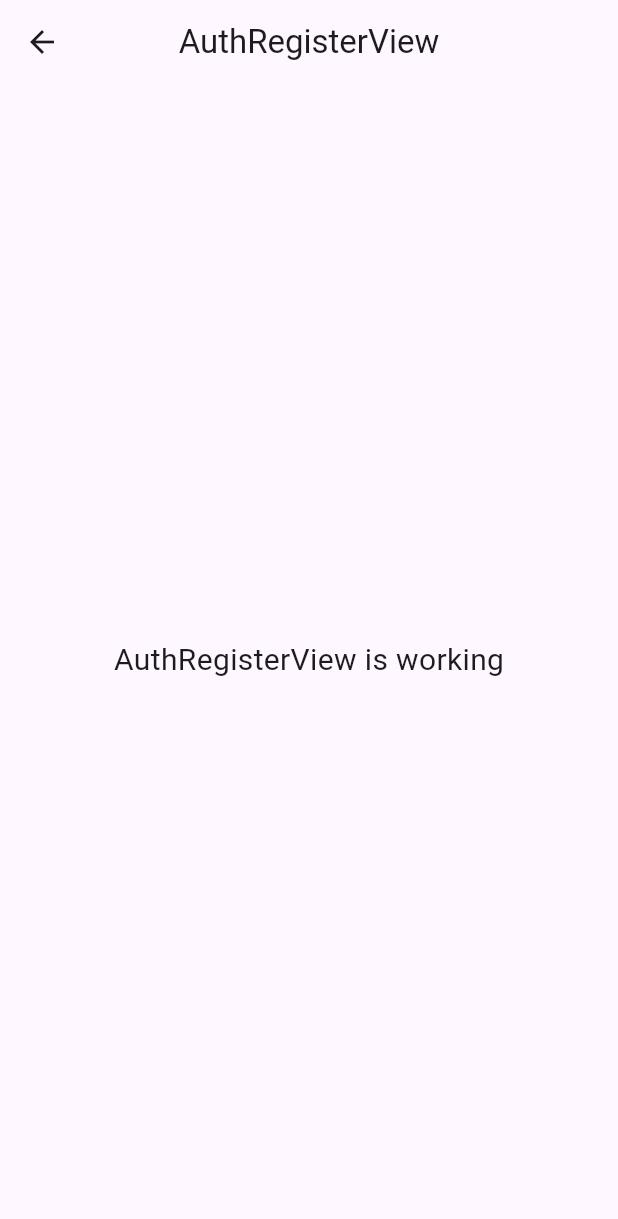
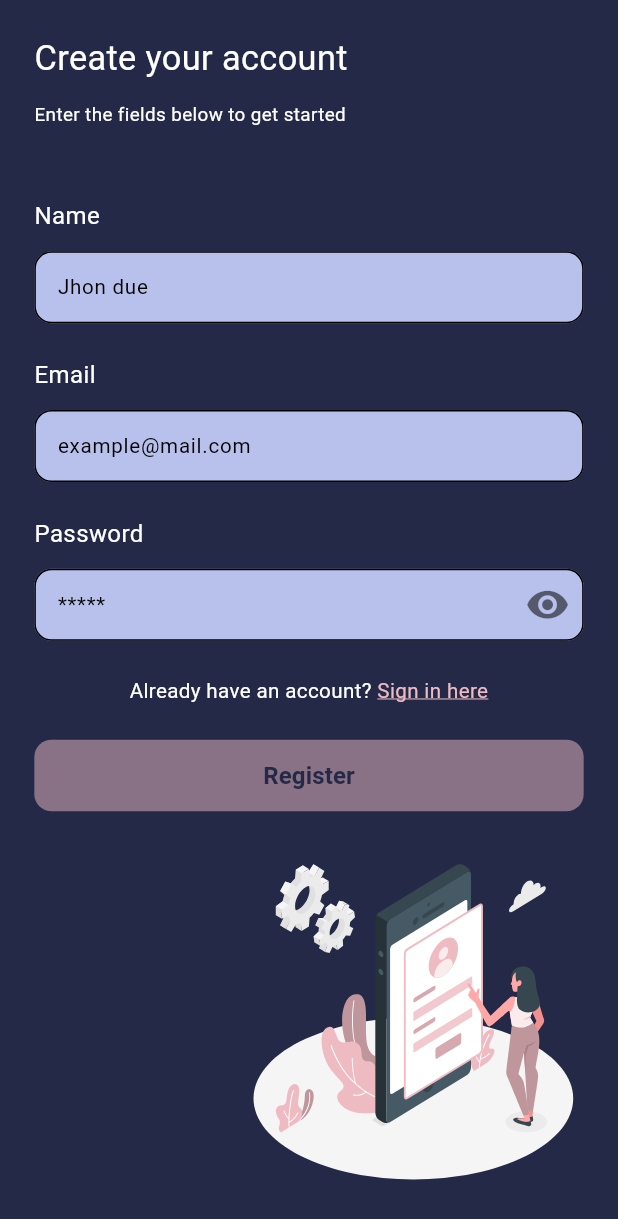
Before and after one commit to Fallid/simple-notepad, a Flutter app: the AuthRegisterView screen opened by its route, on a phone screen of 412 x 824 dp. Shown: the top 1219 px of the screen. Run offline on Flutter 3.47's test engine with Material 3 defaults, Android fonts, the light colour scheme and no system bars; our stand-ins replace firebase_auth, firebase_core, flutter_screenutil, flutter_svg, get, percent_indicator and 1 more; accounts and stored records are empty; project files that could hold a hidden picture were left out.

Commit message:
feat: :sparkles: completed register page and logic

```diff
--- a/lib/app/modules/auth/login/controllers/auth_login_controller.dart
+++ b/lib/app/modules/auth/login/controllers/auth_login_controller.dart
@@ -81,11 +81,11 @@ class AuthLoginController extends GetxController {
     return isButtonValid;
   }
 
-  Future<void> loginUser(String email, String password) async {
+  Future<void> loginUser() async {
     try {
       isLoading.value = true;
       await _firebaseAuth.signInWithEmailAndPassword(
-          email: email, password: password);
+          email: emailController.text, password: passwordController.text);
       Get.snackbar("Success Login", "Login Sucees, Welcome back",
           duration: Duration(seconds: 3));
       Get.offAndToNamed(Routes.HOME);
--- a/lib/app/modules/auth/register/controllers/auth_register_controller.dart
+++ b/lib/app/modules/auth/register/controllers/auth_register_controller.dart
@@ -1,11 +1,33 @@
+import 'package:firebase_auth/firebase_auth.dart';
+import 'package:flutter/material.dart';
+import 'package:flutter_screenutil/flutter_screenutil.dart';
 import 'package:get/get.dart';
+import 'package:simplenotepad/app/modules/auth/register/views/widgets/register_text_field.dart';
+import 'package:simplenotepad/app/routes/app_pages.dart';
 
 class AuthRegisterController extends GetxController {
-  //TODO: Implement AuthRegisterController
+  final FirebaseAuth _firebaseAuth = FirebaseAuth.instance;
+  TextEditingController nameController = TextEditingController();
+  TextEditingController emailController = TextEditingController();
+  TextEditingController passwordController = TextEditingController();
+
+  RxBool showPassword = true.obs;
+  RxBool isNameValid = false.obs;
+  RxBool isEmailValid = false.obs;
+  RxBool isPasswordValid = false.obs;
+  RxBool isLoading = false.obs;
+  RxBool isButtonValid = false.obs;
+
+  RxString errorNameMessage = ''.obs;
+  RxString errorEmailMesage = ''.obs;
+  RxString errorPasswordMesage = ''.obs;
 
   final count = 0.obs;
   @override
   void onInit() {
+    nameController;
+    emailController;
+    passwordController;
     super.onInit();
   }
 
@@ -19,5 +41,187 @@ class AuthRegisterController extends GetxController {
     super.onClose();
   }
 
-  void increment() => count.value++;
+  @override
+  void dispose() {
+    nameController.dispose();
+    emailController.dispose();
+    passwordController.dispose();
+    super.dispose();
+  }
+
+  void textValidationOnChanged(
+      String value, bool isFieldValid, ValidationType validationType) {
+    if (value.isEmpty) {
+      isFieldValid = true;
+    } else {
+      switch (validationType) {
+        case ValidationType.name:
+          nameValidation();
+          buttonValidation();
+          debugPrint("name validation value:  ${nameValidation().value}");
+          break;
+        case ValidationType.email:
+          emailValidation().value;
+          buttonValidation();
+          debugPrint("email validation value:  ${emailValidation().value}");
+          break;
+        case ValidationType.password:
+          passwordValidation().value;
+          buttonValidation();
+          debugPrint(
+              "password validation value:  ${passwordValidation().value}");
+          break;
+      }
+    }
+  }
+
+  bool toggleObscureText() {
+    showPassword.value = !showPassword.value;
+    return showPassword.value;
+  }
+
+  bool obscureTextType(ValidationType validationType) {
+    var obscureType = switch (validationType) {
+      ValidationType.name => false,
+      ValidationType.email => false,
+      ValidationType.password => showPassword.isFalse ? false : true
+    };
+    return obscureType;
+  }
+
+  IconButton? suffixIconPassword(
+    ValidationType validationType,
+  ) {
+    IconButton? suffixIcon = switch (validationType) {
+      ValidationType.name => null,
+      ValidationType.email => null,
+      ValidationType.password => IconButton(
+          onPressed: toggleObscureText,
+          icon: Icon(
+            showPassword.value ? Icons.visibility : Icons.visibility_off,
+            color: Colors.black54,
+            size: 26.r,
+          ))
+    };
+    return suffixIcon;
+  }
+
+  String? errorTextField(ValidationType validationType, bool isFieldValid) {
+    String errorText;
+    if (isFieldValid) {
+      return null;
+    } else {
+      errorText = switch (validationType) {
+        ValidationType.name => errorNameMessage.value,
+        ValidationType.email => errorEmailMesage.value,
+        ValidationType.password => errorPasswordMesage.value,
+      };
+    }
+    return errorText;
+  }
+
+  TextEditingController textControllerType(ValidationType validationType) {
+    var controllerType = switch (validationType) {
+      ValidationType.name => nameController,
+      ValidationType.email => emailController,
+      ValidationType.password => passwordController
+    };
+    return controllerType;
+  }
+
+  TextInputType textKeyboardType(ValidationType validationType) {
+    var keyboardType = switch (validationType) {
+      ValidationType.name => TextInputType.name,
+      ValidationType.email => TextInputType.emailAddress,
+      ValidationType.password => TextInputType.visiblePassword
+    };
+    return keyboardType;
+  }
+
+  RxBool nameValidation() {
+    if (nameController.text.isEmpty ||
+        !nameController.text.contains(RegExp(r"^[a-zA-Z ]*$"))) {
+      errorNameMessage.value =
+          "Nama tidak boleh kosong atau terdapat spesial karakter (!, %, @, dll)";
+      isNameValid.value = false;
+    } else {
+      errorNameMessage.value = "";
+      isEmailValid.value = true;
+    }
+    return isNameValid;
+  }
+
+  RxBool emailValidation() {
+    if (emailController.text.isEmpty || !emailController.text.isEmail) {
+      errorEmailMesage.value = "Masukkan email yang valid";
+      isEmailValid.value = false;
+    } else {
+      errorEmailMesage.value = "";
+      isEmailValid.value = true;
+    }
+    return isEmailValid;
+  }
+
+  RxBool passwordValidation() {
+    if (passwordController.text.isEmpty ||
+        passwordController.value.text.length < 8) {
+      errorPasswordMesage.value = "Password harus lebih dari 8 karakter";
+      isPasswordValid.value = false;
+    } else {
+      errorPasswordMesage.value = "";
+      isPasswordValid.value = true;
+    }
+    return isPasswordValid;
+  }
+
+  RxBool buttonValidation() {
+    isButtonValid.value = (nameController.text.isEmpty ||
+                !nameController.text.contains(RegExp(r"^[a-zA-Z ]*$"))) ||
+            (emailController.text.isEmpty || !emailController.text.isEmail) ||
+            (passwordController.text.length < 8 ||
+                passwordController.text.isEmpty)
+        ? false
+        : true;
+    return isButtonValid;
+  }
+
+  Future<void> registerUser() async {
+    try {
+      isLoading.value = true;
+      await _firebaseAuth.createUserWithEmailAndPassword(
+          email: emailController.text, password: passwordController.text);
+      sendEmailVerification();
+      Get.snackbar(
+          "Success Register", "Register Sucees, Lets start your journey",
+          duration: Duration(seconds: 3));
+      Get.offAllNamed(Routes.AUTH_LOGIN);
+    } on FirebaseAuthException catch (e) {
+      Get.showSnackbar(GetSnackBar(
+        title: "Failed Login",
+        message: e.message,
+        duration: Duration(seconds: 3),
+      ));
+    } catch (e) {
+      Get.snackbar('Error', 'Login failed: $e', backgroundColor: Colors.red);
+    } finally {
+      isLoading.value = false;
+    }
+  }
+
+  Future<void> sendEmailVerification() async {
+    try {
+      final user = FirebaseAuth.instance.currentUser;
+      if (user != null && !user.emailVerified) {
+        await user.sendEmailVerification();
+        // Optionally display a message to the user
+        print('Email verification sent!');
+      } else {
+        // User already verified or not signed in
+        print('User already verified or not signed in.');
+      }
+    } catch (e) {
+      // Handle any errors that may occur during the process
+      print('Error sending verification email: $e');
+    }
+  }
 }
--- a/lib/app/modules/auth/register/views/auth_register_view.dart
+++ b/lib/app/modules/auth/register/views/auth_register_view.dart
@@ -1,24 +1,127 @@
 import 'package:flutter/material.dart';
+import 'package:flutter_screenutil/flutter_screenutil.dart';
+import 'package:flutter_svg/svg.dart';
 
-import 'package:get/get.dart';
+import 'package:get/get.dart' as getx;
+import 'package:responsive_framework/responsive_framework.dart';
+import 'package:simplenotepad/app/modules/auth/register/views/widgets/register_text_field.dart';
+import 'package:simplenotepad/app/modules/auth/widgets/authentication_button.dart';
+import 'package:simplenotepad/app/utils/themes/color_themes.dart';
 
+import '../../widgets/register_login_text_button.dart';
 import '../controllers/auth_register_controller.dart';
 
-class AuthRegisterView extends GetView<AuthRegisterController> {
+class AuthRegisterView extends getx.GetView<AuthRegisterController> {
   const AuthRegisterView({super.key});
   @override
   Widget build(BuildContext context) {
     return Scaffold(
-      appBar: AppBar(
-        title: const Text('AuthRegisterView'),
-        centerTitle: true,
-      ),
-      body: const Center(
-        child: Text(
-          'AuthRegisterView is working',
-          style: TextStyle(fontSize: 20),
-        ),
-      ),
-    );
+        backgroundColor: AppColor.backgroundColor,
+        body: SingleChildScrollView(
+          child: SafeArea(
+              child: ConstrainedBox(
+            constraints: BoxConstraints(
+                minHeight: context.height, minWidth: context.width),
+            child: ResponsiveRowColumn(
+              layout: ResponsiveValue(context,
+                      conditionalValues: [
+                        Condition.largerThan(
+                            name: MOBILE,
+                            landscapeValue: ResponsiveRowColumnType.COLUMN,
+                            value: ResponsiveRowColumnType.COLUMN),
+                      ],
+                      defaultValue: ResponsiveRowColumnType.COLUMN)
+                  .value,
+
+              // column aligment setting
+              columnCrossAxisAlignment: CrossAxisAlignment.start,
+              columnMainAxisAlignment: MainAxisAlignment.start,
+              columnMainAxisSize: MainAxisSize.max,
+              columnVerticalDirection: VerticalDirection.down,
+              columnSpacing: 20.r,
+              columnPadding:
+                  EdgeInsets.only(left: 20.r, right: 20.r, top: 20.r),
+
+              // row alignment setting
+              rowCrossAxisAlignment: CrossAxisAlignment.start,
+              rowMainAxisAlignment: MainAxisAlignment.start,
+              rowMainAxisSize: MainAxisSize.max,
+              rowVerticalDirection: VerticalDirection.down,
+              children: [
+                ResponsiveRowColumnItem(
+                    child: Column(
+                  crossAxisAlignment: CrossAxisAlignment.start,
+                  mainAxisAlignment: MainAxisAlignment.start,
+                  children: [
+                    Text(
+                      'Create your account',
+                      style: TextStyle(fontSize: 20.sp, color: Colors.white),
+                    ),
+                    10.verticalSpace,
+                    Text(
+                      "Enter the fields below to get started",
+                      style: TextStyle(fontSize: 11.sp, color: Colors.white),
+                    ),
+                    20.verticalSpace
+                  ],
+                )),
+                ResponsiveRowColumnItem(
+                    child: RegisterTextField(
+                        contentPaddingLeft: 10,
+                        contentPaddingRight: 10,
+                        controller: controller,
+                        title: "Name",
+                        registerHintText: "Jhon due",
+                        isFieldValid: controller.isNameValid,
+                        validationType: ValidationType.name)),
+                ResponsiveRowColumnItem(
+                    child: RegisterTextField(
+                        contentPaddingLeft: 10,
+                        contentPaddingRight: 10,
+                        controller: controller,
+                        title: "Email",
+                        registerHintText: "example@mail.com",
+                        isFieldValid: controller.isEmailValid,
+                        validationType: ValidationType.email)),
+                ResponsiveRowColumnItem(
+                    child: RegisterTextField(
+                        contentPaddingTop: MediaQuery.of(context).orientation ==
+                                Orientation.portrait
+                            ? 10
+                            : 5,
+                        contentPaddingLeft: 10,
+                        contentPaddingRight: 10,
+                        controller: controller,
+                        title: "Password",
+                        registerHintText: "*****",
+                        isFieldValid: controller.isEmailValid,
+                        validationType: ValidationType.password)),
+                ResponsiveRowColumnItem(
+                  child: RegisterLoginTextButton(
+                    message: "Already have an account? ",
+                    textButton: "Sign in here",
+                    onTap: () => getx.Get.back(),
+                  ),
+                ),
+                ResponsiveRowColumnItem(
+                    child: AuthenticationButton(
+                        buttonValidation: controller.buttonValidation(),
+                        isLoading: controller.isLoading,
+                        onPressed: controller.registerUser,
+                        title: "Register")),
+                ResponsiveRowColumnItem(
+                    child: Container(
+                  alignment: Alignment.bottomRight,
+                  child: SvgPicture.asset(
+                    'assets/svg/register_illust.svg',
+                    fit: BoxFit.cover,
+                    height: 200.r,
+                    width: 200.r,
+                  ),
+                ))
+              ],
+            ),
+          )),
+        ));
   }
 }
--- /dev/null
+++ b/lib/app/modules/auth/register/views/widgets/register_text_field.dart
@@ -0,0 +1,92 @@
+import 'package:flutter/material.dart';
+import 'package:flutter_screenutil/flutter_screenutil.dart';
+import 'package:get/get.dart';
+import 'package:simplenotepad/app/modules/auth/register/controllers/auth_register_controller.dart';
+
+import '../../../../../utils/themes/border_themes.dart';
+import '../../../../../utils/themes/color_themes.dart';
+
+enum ValidationType { name, email, password }
+
+class RegisterTextField extends StatelessWidget {
+  const RegisterTextField(
+      {super.key,
+      required this.controller,
+      this.crossAxisAlignment = CrossAxisAlignment.start,
+      this.mainAxisAlignment = MainAxisAlignment.start,
+      this.verticalDirection = VerticalDirection.down,
+      this.columnSpacing = 0.0,
+      this.contentPaddingTop = 0.0,
+      this.contentPaddingBottom = 0.0,
+      this.contentPaddingLeft = 0.0,
+      this.contentPaddingRight = 0.0,
+      this.registerHintText,
+      required this.title,
+      required this.isFieldValid,
+      required this.validationType});
+
+  final AuthRegisterController controller;
+  final ValidationType validationType;
+  final CrossAxisAlignment crossAxisAlignment;
+  final MainAxisAlignment mainAxisAlignment;
+  final VerticalDirection verticalDirection;
+  final double columnSpacing;
+
+  final String title;
+  final String? registerHintText;
+  final RxBool isFieldValid;
+  final double contentPaddingTop;
+  final double contentPaddingBottom;
+  final double contentPaddingLeft;
+  final double contentPaddingRight;
+
+  @override
+  Widget build(BuildContext context) {
+    debugPrint('Validation value: ${validationType}');
+    debugPrint('isField value: ${isFieldValid.value}');
+    isFieldValid.value = true;
+    return Column(
+      crossAxisAlignment: crossAxisAlignment,
+      mainAxisAlignment: mainAxisAlignment,
+      verticalDirection: verticalDirection,
+      spacing: columnSpacing,
+      children: [
+        Text(
+          title,
+          style: TextStyle(color: Colors.white, fontSize: 14.sp),
+        ),
+        10.verticalSpace,
+        Obx(() => TextField(
+              textAlign: TextAlign.left,
+              onChanged: (value) {
+                controller.textValidationOnChanged(
+                    value, isFieldValid.value, validationType);
+              },
+              controller: controller.textControllerType(validationType),
+              keyboardType: controller.textKeyboardType(validationType),
+              obscureText: controller.obscureTextType(validationType),
+              style: TextStyle(color: Colors.black, fontSize: 12.sp),
+              decoration: InputDecoration(
+                  constraints: BoxConstraints(maxWidth: context.width),
+                  contentPadding: EdgeInsets.only(
+                          left: contentPaddingLeft,
+                          right: contentPaddingRight,
+                          top: contentPaddingTop,
+                          bottom: contentPaddingBottom)
+                      .w,
+                  filled: true,
+                  fillColor: AppColor.primaryColor,
+                  hintText: registerHintText,
+                  hintStyle: TextStyle(color: Colors.black, fontSize: 12.sp),
+                  errorText: controller.errorTextField(
+                      validationType, isFieldValid.value),
+                  suffixIcon: controller.suffixIconPassword(validationType),
+                  errorBorder: AppBorder.errorTextFieldBorder,
+                  focusedErrorBorder: AppBorder.errorTextFieldBorder,
+                  focusedBorder: AppBorder.focusedTextFieldBorder,
+                  enabledBorder: AppBorder.enabledTextFieldBorder),
+            ))
+      ],
+    );
+  }
+}
```
Also changed, not shown: assets/svg/register_illust.svg (added).
